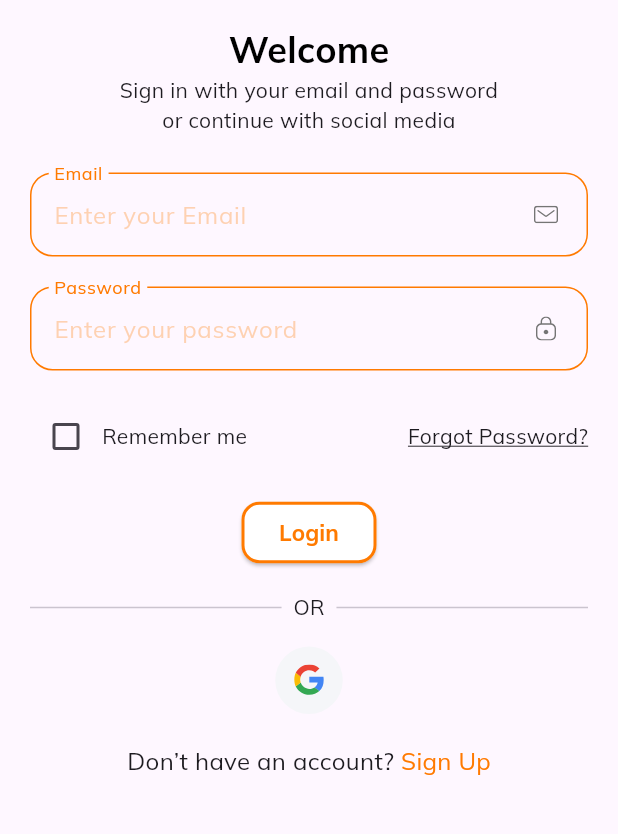
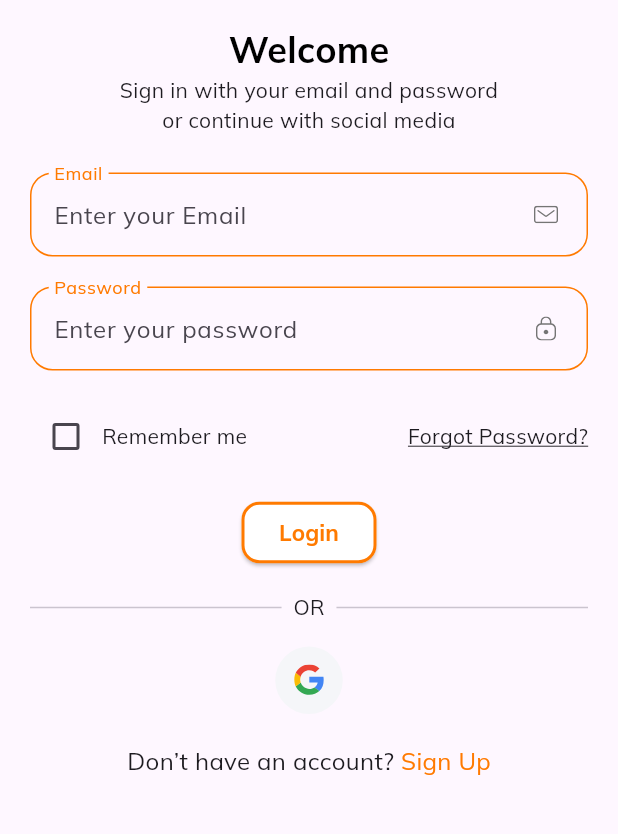
Before and after one commit to vaibhav-sutariya/hungry, a Flutter app: the screen it shows after launch, on a phone screen of 412 x 824 dp, the part 84-918 px from its top. Run offline on Flutter 3.47's test engine with Material 3 defaults, Android fonts, the phone set to English and light mode, and no system bars; our stand-ins replace firebase_auth, firebase_core, firebase_database, flutter_svg, geocoding, geolocator and 4 more; accounts and stored records are empty.

Commit message:
feat: remove hintStyle from CustomTextField for cleaner design

```diff
--- a/lib/res/components/customTextField.dart
+++ b/lib/res/components/customTextField.dart
@@ -40,9 +40,6 @@ class CustomTextField extends StatelessWidget {
           color: AppColors.kPrimaryColor,
         ),
         hintText: hintText,
-        hintStyle: TextStyle(
-          color: AppColors.kPrimaryColor.withOpacity(0.3),
-        ),
         floatingLabelBehavior: FloatingLabelBehavior.always,
         suffixIcon: suffixIcon,
         errorText: errorText,
```
